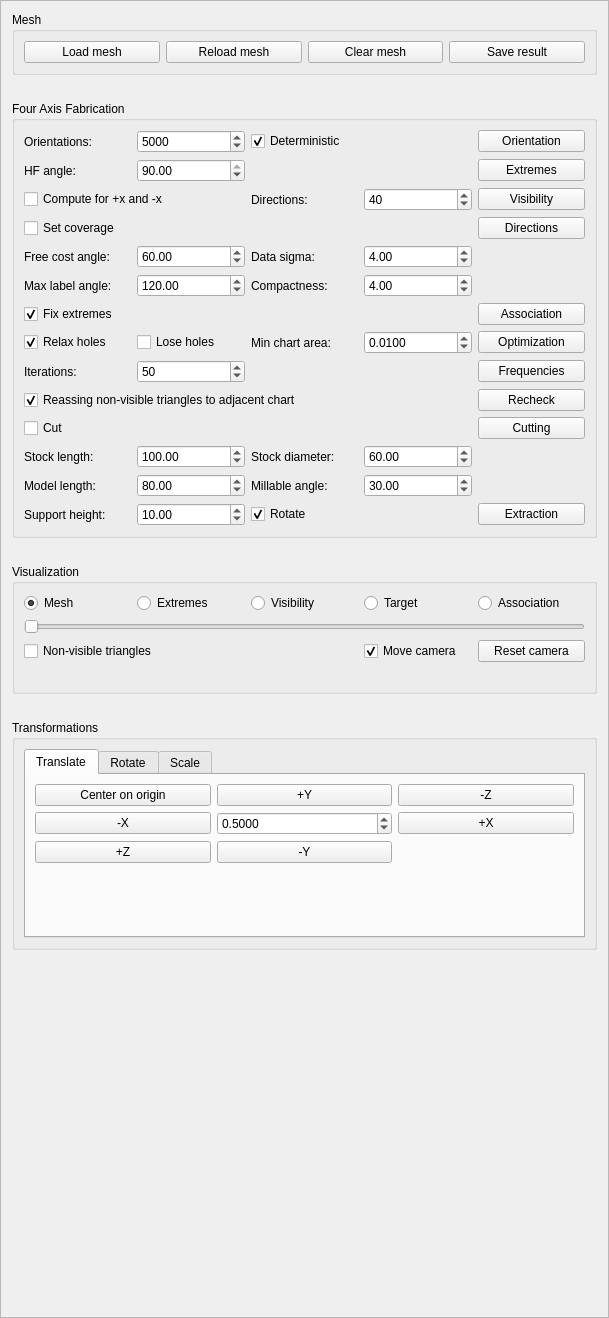
cg3hci/4AxisMilling, file GUI/managers/fouraxisfabricationmanager.ui: the form before one commit.
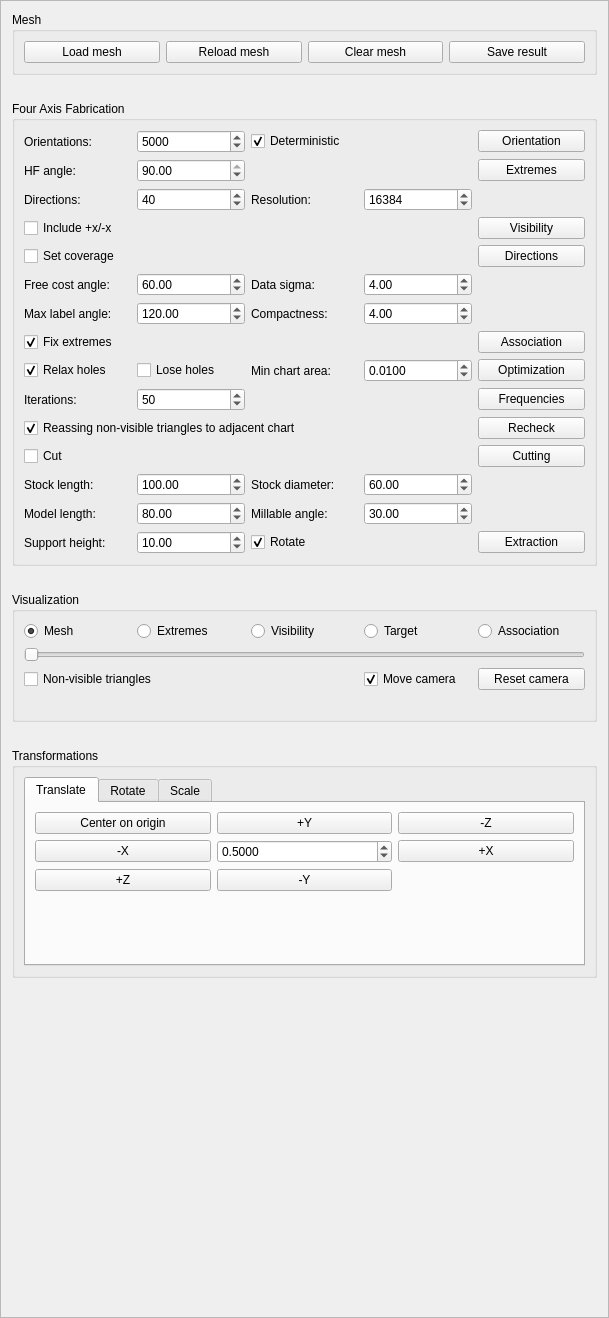
The form after the commit.

Commit message: Resolution in visibility and various fixes

Diff of the .ui file:
```diff
--- a/GUI/managers/fouraxisfabricationmanager.ui
+++ b/GUI/managers/fouraxisfabricationmanager.ui
@@ -371,42 +371,28 @@
       <string>Four Axis Fabrication</string>
      </property>
      <layout class="QGridLayout" name="gridLayout_4">
-      <item row="11" column="3">
-       <widget class="QLabel" name="getAssociationCompactnessLabel">
-        <property name="text">
-         <string>Compactness:</string>
-        </property>
-       </widget>
-      </item>
-      <item row="18" column="1">
+      <item row="19" column="1">
        <widget class="QCheckBox" name="cutComponentsCheckBox">
         <property name="text">
          <string>Cut</string>
         </property>
        </widget>
       </item>
-      <item row="4" column="5">
+      <item row="5" column="5">
        <widget class="QPushButton" name="checkVisibilityButton">
         <property name="text">
          <string>Visibility</string>
         </property>
        </widget>
       </item>
-      <item row="4" column="3">
-       <widget class="QLabel" name="checkVisibilityDirectionsLabel">
-        <property name="text">
-         <string>Directions:</string>
-        </property>
-       </widget>
-      </item>
-      <item row="23" column="3">
+      <item row="24" column="3">
        <widget class="QLabel" name="extractResultsMillableAngleLabel">
         <property name="text">
          <string>Millable angle:</string>
         </property>
        </widget>
       </item>
-      <item row="23" column="2">
+      <item row="24" column="2">
        <widget class="QDoubleSpinBox" name="extractResultsModelLengthSpinBox">
         <property name="maximum">
          <double>10000.000000000000000</double>
@@ -416,14 +402,14 @@
         </property>
        </widget>
       </item>
-      <item row="23" column="1">
+      <item row="24" column="1">
        <widget class="QLabel" name="extractResultsModelLengthLabel">
         <property name="text">
          <string>Model length:</string>
         </property>
        </widget>
       </item>
-      <item row="24" column="5">
+      <item row="25" column="5">
        <widget class="QPushButton" name="extractResultsButton">
         <property name="text">
          <string>Extraction</string>
@@ -443,7 +429,7 @@
         </property>
        </widget>
       </item>
-      <item row="11" column="2">
+      <item row="12" column="2">
        <widget class="QDoubleSpinBox" name="getAssociationMaxLabelAngleSpinBox">
         <property name="maximum">
          <double>180.000000000000000</double>
@@ -456,14 +442,133 @@
         </property>
        </widget>
       </item>
-      <item row="9" column="3">
+      <item row="10" column="4">
+       <widget class="QDoubleSpinBox" name="getAssociationDataSigmaSpinBox">
+        <property name="minimum">
+         <double>0.050000000000000</double>
+        </property>
+        <property name="maximum">
+         <double>100.000000000000000</double>
+        </property>
+        <property name="singleStep">
+         <double>0.500000000000000</double>
+        </property>
+        <property name="value">
+         <double>4.000000000000000</double>
+        </property>
+       </widget>
+      </item>
+      <item row="10" column="2">
+       <widget class="QDoubleSpinBox" name="getAssociationFreeCostAngleSpinBox">
+        <property name="maximum">
+         <double>90.000000000000000</double>
+        </property>
+        <property name="singleStep">
+         <double>5.000000000000000</double>
+        </property>
+        <property name="value">
+         <double>60.000000000000000</double>
+        </property>
+       </widget>
+      </item>
+      <item row="10" column="1">
+       <widget class="QLabel" name="getAssociationFreeCostAngleLabel">
+        <property name="text">
+         <string>Free cost angle:</string>
+        </property>
+       </widget>
+      </item>
+      <item row="18" column="1" colspan="4">
+       <widget class="QCheckBox" name="recheckVisibilityReassignNonVisibleCheckBox">
+        <property name="text">
+         <string>Reassing non-visible triangles to adjacent chart</string>
+        </property>
+        <property name="checked">
+         <bool>true</bool>
+        </property>
+       </widget>
+      </item>
+      <item row="17" column="2">
+       <widget class="QSpinBox" name="restoreFrequenciesIterationsSpinBox">
+        <property name="minimum">
+         <number>1</number>
+        </property>
+        <property name="maximum">
+         <number>1000</number>
+        </property>
+        <property name="value">
+         <number>50</number>
+        </property>
+       </widget>
+      </item>
+      <item row="22" column="4">
+       <widget class="QDoubleSpinBox" name="extractResultsStockDiameterSpinBox">
+        <property name="maximum">
+         <double>10000.000000000000000</double>
+        </property>
+        <property name="value">
+         <double>60.000000000000000</double>
+        </property>
+       </widget>
+      </item>
+      <item row="15" column="4">
+       <widget class="QDoubleSpinBox" name="optimizationMinChartAreaSpinBox">
+        <property name="decimals">
+         <number>4</number>
+        </property>
+        <property name="maximum">
+         <double>0.100000000000000</double>
+        </property>
+        <property name="singleStep">
+         <double>0.001000000000000</double>
+        </property>
+        <property name="value">
+         <double>0.010000000000000</double>
+        </property>
+       </widget>
+      </item>
+      <item row="15" column="1">
+       <widget class="QCheckBox" name="optimizationRelaxHolesCheckBox">
+        <property name="text">
+         <string>Relax holes</string>
+        </property>
+        <property name="checked">
+         <bool>true</bool>
+        </property>
+       </widget>
+      </item>
+      <item row="0" column="1">
+       <widget class="QLabel" name="optimalOrientationOrientationsLabel">
+        <property name="text">
+         <string>Orientations:</string>
+        </property>
+       </widget>
+      </item>
+      <item row="22" column="2">
+       <widget class="QDoubleSpinBox" name="extractResultsStockLengthSpinBox">
+        <property name="maximum">
+         <double>10000.000000000000000</double>
+        </property>
+        <property name="value">
+         <double>100.000000000000000</double>
+        </property>
+       </widget>
+      </item>
+      <item row="12" column="3">
+       <widget class="QLabel" name="getAssociationCompactnessLabel">
+        <property name="text">
+         <string>Compactness:</string>
+        </property>
+       </widget>
+      </item>
+      <item row="10" column="3">
        <widget class="QLabel" name="getAssociationDataSigmaLabel">
         <property name="text">
          <string>Data sigma:</string>
         </property>
        </widget>
       </item>
-      <item row="8" column="1" colspan="4">
+      <item row="9" column="1" colspan="4">
        <widget class="QCheckBox" name="targetDirectionsSetCoverageCheckBox">
         <property name="text">
          <string>Set coverage</string>
@@ -473,35 +578,35 @@
         </property>
        </widget>
       </item>
-      <item row="14" column="5">
+      <item row="15" column="5">
        <widget class="QPushButton" name="optimizationButton">
         <property name="text">
          <string>Optimization</string>
         </property>
        </widget>
       </item>
-      <item row="16" column="1">
+      <item row="17" column="1">
        <widget class="QLabel" name="restoreFrequenciesIterationsLabel">
         <property name="text">
          <string>Iterations:</string>
         </property>
        </widget>
       </item>
-      <item row="21" column="3">
+      <item row="22" column="3">
        <widget class="QLabel" name="extractResultsStockDiameterLabel">
         <property name="text">
          <string>Stock diameter:</string>
         </property>
        </widget>
       </item>
-      <item row="14" column="3">
+      <item row="15" column="3">
        <widget class="QLabel" name="optimizationMinChartAreaLabel">
         <property name="text">
          <string>Min chart area:</string>
         </property>
        </widget>
       </item>
-      <item row="13" column="1">
+      <item row="14" column="1">
        <widget class="QCheckBox" name="getAssociationFixExtremesCheckBox">
         <property name="text">
          <string>Fix extremes</string>
@@ -511,7 +616,7 @@
         </property>
        </widget>
       </item>
-      <item row="23" column="4">
+      <item row="24" column="4">
        <widget class="QDoubleSpinBox" name="extractResultsMillableAngleSpinBox">
         <property name="maximum">
          <double>90.000000000000000</double>
@@ -521,7 +626,7 @@
         </property>
        </widget>
       </item>
-      <item row="18" column="5">
+      <item row="19" column="5">
        <widget class="QPushButton" name="cutComponentsButton">
         <property name="text">
          <string>Cutting</string>
@@ -542,140 +647,65 @@
         </property>
        </widget>
       </item>
-      <item row="9" column="4">
-       <widget class="QDoubleSpinBox" name="getAssociationDataSigmaSpinBox">
-        <property name="minimum">
-         <double>0.050000000000000</double>
-        </property>
-        <property name="maximum">
-         <double>100.000000000000000</double>
-        </property>
-        <property name="singleStep">
-         <double>0.500000000000000</double>
-        </property>
-        <property name="value">
-         <double>4.000000000000000</double>
-        </property>
-       </widget>
-      </item>
-      <item row="9" column="2">
-       <widget class="QDoubleSpinBox" name="getAssociationFreeCostAngleSpinBox">
-        <property name="maximum">
-         <double>90.000000000000000</double>
-        </property>
-        <property name="singleStep">
-         <double>5.000000000000000</double>
-        </property>
-        <property name="value">
-         <double>60.000000000000000</double>
-        </property>
-       </widget>
-      </item>
-      <item row="9" column="1">
-       <widget class="QLabel" name="getAssociationFreeCostAngleLabel">
+      <item row="25" column="1">
+       <widget class="QLabel" name="extractResultsSupportHeightLabel">
         <property name="text">
-         <string>Free cost angle:</string>
+         <string>Support height:</string>
         </property>
        </widget>
       </item>
-      <item row="17" column="1" colspan="4">
-       <widget class="QCheckBox" name="recheckVisibilityReassignNonVisibleCheckBox">
-        <property name="text">
-         <string>Reassing non-visible triangles to adjacent chart</string>
-        </property>
-        <property name="checked">
-         <bool>true</bool>
-        </property>
-       </widget>
-      </item>
-      <item row="16" column="2">
-       <widget class="QSpinBox" name="restoreFrequenciesIterationsSpinBox">
-        <property name="minimum">
-         <number>1</number>
-        </property>
-        <property name="maximum">
-         <number>1000</number>
-        </property>
-        <property name="value">
-         <number>50</number>
-        </property>
-       </widget>
-      </item>
-      <item row="21" column="4">
-       <widget class="QDoubleSpinBox" name="extractResultsStockDiameterSpinBox">
+      <item row="25" column="2">
+       <widget class="QDoubleSpinBox" name="extractResultsSupportHeightSpinBox">
         <property name="maximum">
          <double>10000.000000000000000</double>
         </property>
         <property name="value">
-         <double>60.000000000000000</double>
+         <double>10.000000000000000</double>
         </property>
        </widget>
       </item>
-      <item row="14" column="4">
-       <widget class="QDoubleSpinBox" name="optimizationMinChartAreaSpinBox">
-        <property name="decimals">
-         <number>4</number>
-        </property>
-        <property name="maximum">
-         <double>0.100000000000000</double>
-        </property>
-        <property name="singleStep">
-         <double>0.001000000000000</double>
-        </property>
-        <property name="value">
+      <item row="3" column="2">
+       <widget class="QDoubleSpinBox" name="selectExtremesHeightfieldAngleSpinBox">
+        <property name="minimum">
          <double>0.010000000000000</double>
         </property>
-       </widget>
-      </item>
-      <item row="14" column="1">
-       <widget class="QCheckBox" name="optimizationRelaxHolesCheckBox">
-        <property name="text">
-         <string>Relax holes</string>
-        </property>
-        <property name="checked">
-         <bool>true</bool>
-        </property>
-       </widget>
-      </item>
-      <item row="0" column="1">
-       <widget class="QLabel" name="optimalOrientationOrientationsLabel">
-        <property name="text">
-         <string>Orientations:</string>
-        </property>
-       </widget>
-      </item>
-      <item row="21" column="2">
-       <widget class="QDoubleSpinBox" name="extractResultsStockLengthSpinBox">
         <property name="maximum">
-         <double>10000.000000000000000</double>
+         <double>90.000000000000000</double>
         </property>
         <property name="value">
-         <double>100.000000000000000</double>
+         <double>90.000000000000000</double>
         </property>
        </widget>
       </item>
-      <item row="11" column="1">
+      <item row="3" column="1">
+       <widget class="QLabel" name="selectExtremesHeightfieldAngleLabel">
+        <property name="text">
+         <string>HF angle:</string>
+        </property>
+       </widget>
+      </item>
+      <item row="12" column="1">
        <widget class="QLabel" name="getAssociationMaxLabelAngleLabel">
         <property name="text">
          <string>Max label angle:</string>
         </property>
        </widget>
       </item>
-      <item row="13" column="5">
+      <item row="14" column="5">
        <widget class="QPushButton" name="getAssociationButton">
         <property name="text">
          <string>Association</string>
         </property>
        </widget>
       </item>
-      <item row="17" column="5">
+      <item row="18" column="5">
        <widget class="QPushButton" name="recheckVisibilityButton">
         <property name="text">
          <string>Recheck</string>
         </property>
        </widget>
       </item>
-      <item row="11" column="4">
+      <item row="12" column="4">
        <widget class="QDoubleSpinBox" name="getAssociationCompactnessSpinBox">
         <property name="maximum">
          <double>1000.000000000000000</double>
@@ -685,21 +715,21 @@
         </property>
        </widget>
       </item>
-      <item row="8" column="5">
+      <item row="9" column="5">
        <widget class="QPushButton" name="targetDirectionsButton">
         <property name="text">
          <string>Directions</string>
         </property>
        </widget>
       </item>
-      <item row="16" column="5">
+      <item row="17" column="5">
        <widget class="QPushButton" name="restoreFrequenciesButton">
         <property name="text">
          <string>Frequencies</string>
         </property>
        </widget>
       </item>
-      <item row="21" column="1">
+      <item row="22" column="1">
        <widget class="QLabel" name="extractResultsStockLengthLabel">
         <property name="text">
          <string>Stock length:</string>
@@ -719,14 +749,31 @@
         </property>
        </widget>
       </item>
-      <item row="14" column="2">
+      <item row="15" column="2">
        <widget class="QCheckBox" name="optimizationLoseHolesCheckBox">
         <property name="text">
          <string>Lose holes</string>
         </property>
        </widget>
       </item>
-      <item row="4" column="4">
+      <item row="25" column="3">
+       <widget class="QCheckBox" name="extractResultsRotateCheckBox">
+        <property name="text">
+         <string>Rotate</string>
+        </property>
+        <property name="checked">
+         <bool>true</bool>
+        </property>
+       </widget>
+      </item>
+      <item row="4" column="1">
+       <widget class="QLabel" name="checkVisibilityDirectionsLabel">
+        <property name="text">
+         <string>Directions:</string>
+        </property>
+       </widget>
+      </item>
+      <item row="4" column="2">
        <widget class="QSpinBox" name="checkVisibilityDirectionsSpinBox">
         <property name="maximum">
          <number>360</number>
@@ -739,57 +786,33 @@
         </property>
        </widget>
       </item>
-      <item row="24" column="3">
-       <widget class="QCheckBox" name="extractResultsRotateCheckBox">
+      <item row="4" column="3">
+       <widget class="QLabel" name="checkVisibilityResolutionLabel">
         <property name="text">
-         <string>Rotate</string>
+         <string>Resolution:</string>
         </property>
-        <property name="checked">
-         <bool>true</bool>
-        </property>
        </widget>
       </item>
-      <item row="24" column="1">
-       <widget class="QLabel" name="extractResultsSupportHeightLabel">
-        <property name="text">
-         <string>Support height:</string>
-        </property>
-       </widget>
-      </item>
-      <item row="24" column="2">
-       <widget class="QDoubleSpinBox" name="extractResultsSupportHeightSpinBox">
-        <property name="maximum">
-         <double>10000.000000000000000</double>
-        </property>
-        <property name="value">
-         <double>10.000000000000000</double>
-        </property>
-       </widget>
-      </item>
-      <item row="3" column="2">
-       <widget class="QDoubleSpinBox" name="selectExtremesHeightfieldAngleSpinBox">
+      <item row="4" column="4">
+       <widget class="QSpinBox" name="checkVisibilityResolutionSpinBox">
         <property name="minimum">
-         <double>0.010000000000000</double>
+         <number>1024</number>
         </property>
         <property name="maximum">
-         <double>90.000000000000000</double>
+         <number>65536</number>
+        </property>
+        <property name="singleStep">
+         <number>2048</number>
         </property>
         <property name="value">
-         <double>90.000000000000000</double>
+         <number>16384</number>
         </property>
        </widget>
       </item>
-      <item row="3" column="1">
-       <widget class="QLabel" name="selectExtremesHeightfieldAngleLabel">
-        <property name="text">
-         <string>HF angle:</string>
-        </property>
-       </widget>
-      </item>
-      <item row="4" column="1" colspan="2">
+      <item row="5" column="1">
        <widget class="QCheckBox" name="checkVisibilityXDirectionsCheckBox">
         <property name="text">
-         <string>Compute for +x and -x</string>
+         <string>Include +x/-x</string>
         </property>
        </widget>
       </item>
```
The commit also changes 7 other files.
